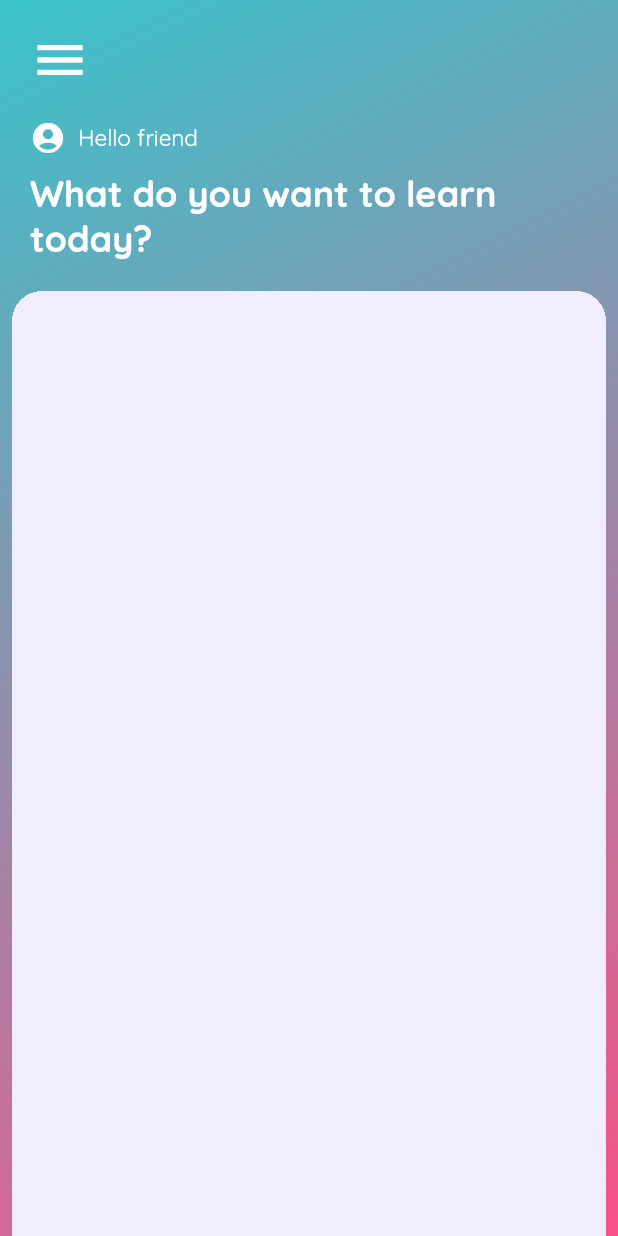
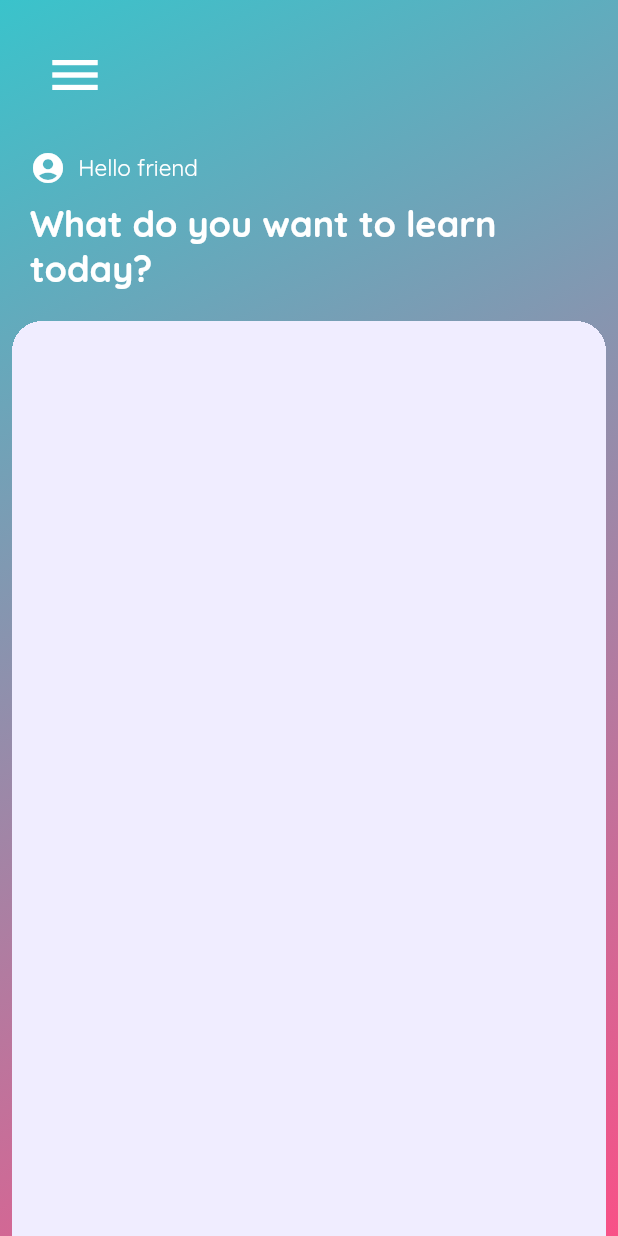
Before and after one commit to Roni-Boiz/flutter-study-app, a Flutter app: the HomeScreen screen opened by its route, on a phone screen of 412 x 824 dp. Run offline on Flutter 3.47's test engine with Material 2 defaults, Android fonts, the phone set to English and light mode, and no system bars; drawn by our look-alikes of flutter_zoom_drawer; our stand-ins replace cached_network_image, cloud_firestore, firebase_auth, firebase_core, firebase_storage, flutter_svg and 5 more; missing offline and left inert: easy_separator, firebase_ui_auth; accounts and stored records are empty; project files that could hold a hidden picture were left out.

Commit message:
small changes and imports

```diff
--- a/lib/services/firebase_storage_service.dart
+++ b/lib/services/firebase_storage_service.dart
@@ -1,4 +1,3 @@
-import 'package:firebase_storage/firebase_storage.dart';
 import 'package:get/get.dart';
 import 'package:project/firebase_ref/references.dart';
 
--- a/lib/widgets/app_circle_button.dart
+++ b/lib/widgets/app_circle_button.dart
@@ -20,7 +20,10 @@ class AppCircleButton extends StatelessWidget {
       clipBehavior: Clip.hardEdge,
       shape: const CircleBorder(),
       child: InkWell(
-        child: child,
+        child: Padding(
+          padding: const EdgeInsets.all(10),
+          child: child,
+        ),
         onTap: () => onTap!(),
       ),
     );
```
